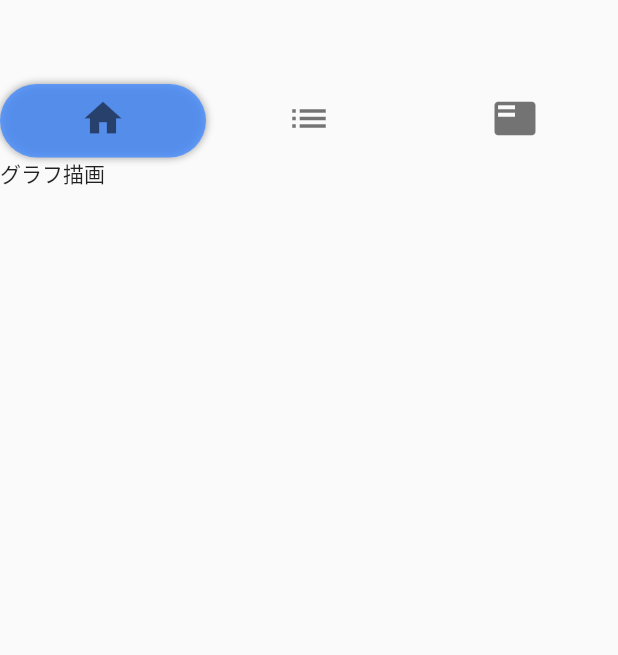
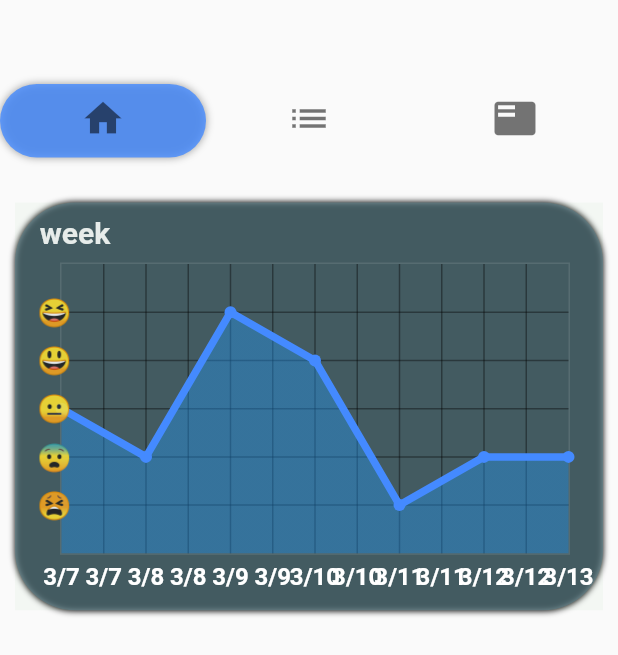
Before and after one commit to Sudirman-Range/hackU2021, a Flutter app: the Home screen opened directly, on a phone screen of 412 x 824 dp. Shown: the top 655 px of the screen. Run offline on Flutter 3.47's test engine with Material 2 defaults, Android fonts, the phone set to English and light mode, and no system bars; drawn by our look-alikes of fl_chart; Roboto replaces fonts that are missing (HonokaMaru).

Commit message:
グラフ書いたパッケージの仕様読むのめんどかった。進捗はそこにないならないですね

```diff
--- a/lib/graph.dart
+++ b/lib/graph.dart
@@ -1,10 +1,170 @@
 import 'package:flutter/material.dart';
+import 'package:fl_chart/fl_chart.dart';
 
-class Graph extends StatelessWidget {
+class Graph extends StatefulWidget {
+  @override
+  _GraphState createState() => _GraphState();
+}
+
+class _GraphState extends State<Graph> {
+  static List<String> unicode = [
+    '\u{1f606}',
+    '\u{1f603}',
+    '\u{1f610}',
+    '\u{1f628}',
+    '\u{1f62B}'
+  ];
+  List<String> week = [
+    '3/7',
+    '3/8',
+    '3/9',
+    '3/10',
+    '3/11',
+    '3/12',
+    '3/13',
+  ];
   @override
   Widget build(BuildContext context) {
-    return Container(
-      child: Text('グラフ描画'),
+    return Column(
+      children: [
+        SizedBox(
+          height: 20,
+        ),
+        Container(
+          margin: EdgeInsets.all(10),
+          decoration: BoxDecoration(
+              color: Colors.blueGrey.withOpacity(0.7),
+              borderRadius: BorderRadius.circular(40),
+              boxShadow: [BoxShadow(blurRadius: 3)]),
+          child: Stack(
+            children: [
+              Container(
+                alignment: Alignment.center,
+                height: 40,
+                width: 80,
+                child: Text(
+                  'week',
+                  style: TextStyle(
+                    color: Colors.white.withOpacity(0.9),
+                    fontSize: 20,
+                    fontWeight: FontWeight.bold,
+                  ),
+                ),
+              ),
+              Container(
+                decoration:
+                    BoxDecoration(color: Colors.green.withOpacity(0.04)),
+                padding: EdgeInsets.fromLTRB(15, 40, 22, 10),
+                child: AspectRatio(
+                  aspectRatio: 1.6,
+                  child: LineChart(LineChartData(
+                    gridData: FlGridData(
+                      show: true,
+                      drawVerticalLine: true,
+                      getDrawingHorizontalLine: (value) {
+                        return FlLine(
+                          color: Colors.black38,
+                          strokeWidth: 1,
+                        );
+                      },
+                      getDrawingVerticalLine: (value) {
+                        return FlLine(
+                          color: Colors.black38,
+                          strokeWidth: 1,
+                        );
+                      },
+                    ),
+                    titlesData: FlTitlesData(
+                      show: true,
+                      bottomTitles: SideTitles(
+                        showTitles: true,
+                        reservedSize: 22,
+                        getTextStyles: (value) => const TextStyle(
+                            color: Colors.white,
+                            fontWeight: FontWeight.bold,
+                            fontSize: 16),
+                        getTitles: (value) {
+                          switch (value.toInt()) {
+                            case 0:
+                              return week[0];
+                            case 1:
+                              return week[1];
+                            case 2:
+                              return week[2];
+                            case 3:
+                              return week[3];
+                            case 4:
+                              return week[4];
+                            case 5:
+                              return week[5];
+                            case 6:
+                              return week[6];
+                          }
+                          return '';
+                        },
+                        margin: 5,
+                      ),
+                      leftTitles: SideTitles(
+                        showTitles: true,
+                        getTextStyles: (value) => const TextStyle(
+                          fontSize: 18,
+                        ),
+                        getTitles: (value) {
+                          switch (value.toInt()) {
+                            case 1:
+                              return unicode[4];
+                            case 2:
+                              return unicode[3];
+                            case 3:
+                              return unicode[2];
+                            case 4:
+                              return unicode[1];
+                            case 5:
+                              return unicode[0];
+                          }
+                          return '';
+                        },
+                        reservedSize: 10,
+                        margin: 5,
+                      ),
+                    ),
+                    borderData: FlBorderData(
+                        show: true,
+                        border: Border.all(color: Colors.white10, width: 1)),
+                    minX: 0,
+                    maxX: 6,
+                    minY: 0,
+                    maxY: 6,
+                    lineBarsData: [
+                      LineChartBarData(
+                        spots: [
+                          FlSpot(0, 3),
+                          FlSpot(1, 2),
+                          FlSpot(2, 5),
+                          FlSpot(3, 4),
+                          FlSpot(4, 1),
+                          FlSpot(5, 2),
+                          FlSpot(6, 2),
+                        ],
+                        isCurved: false,
+                        colors: [Colors.blueAccent],
+                        barWidth: 5,
+                        dotData: FlDotData(
+                          show: true,
+                        ),
+                        belowBarData: BarAreaData(show: true, colors: [
+                          Colors.blue.withOpacity(0.4),
+                          Colors.blue.withOpacity(0.4)
+                        ]),
+                      ),
+                    ],
+                  )),
+                ),
+              ),
+            ],
+          ),
+        ),
+      ],
     );
   }
 }
--- a/pubspec.yaml
+++ b/pubspec.yaml
@@ -23,6 +23,7 @@ environment:
 dependencies:
   flutter:
     sdk: flutter
+  fl_chart: ^0.20.1
 
 
   # The following adds the Cupertino Icons font to your application.
```
Also changed, not shown: pubspec.lock, 1 other file.
